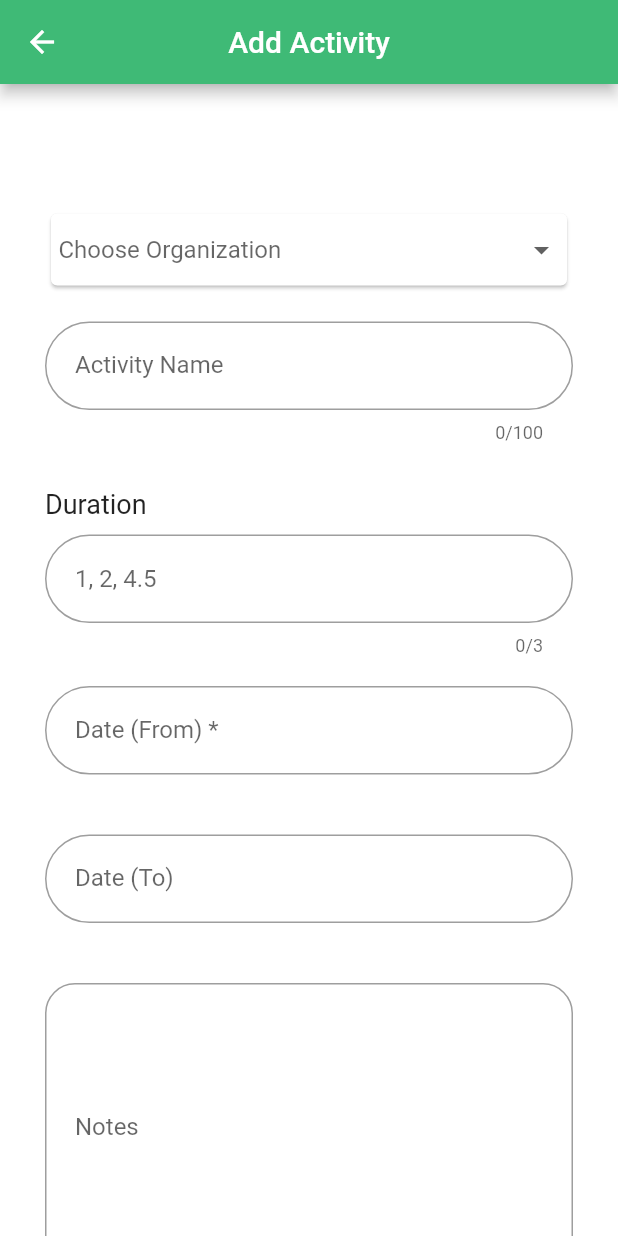
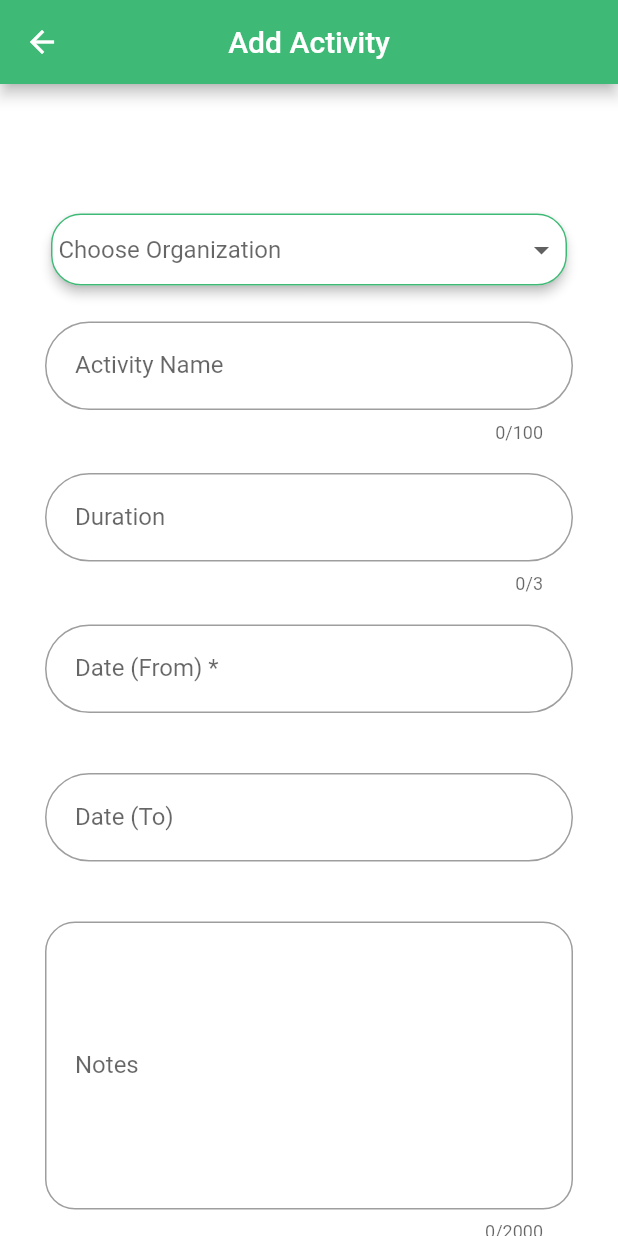
Before and after one commit to codingnft/volunteerpropel, a Flutter app: the screen it shows once a user with an empty profile is signed in, after a tap on "Add Activity", on a phone screen of 412 x 824 dp. Run offline on Flutter 3.47's test engine with Material 2 defaults, Android fonts, the phone set to English and light mode, and no system bars; our stand-ins replace cached_network_image, cloud_firestore, expandable, file_picker, firebase_auth, firebase_core and 7 more; missing offline and left inert: cloud_firestore_web, firebase_auth_web, firebase_core_web, firebase_database_web, firebase_storage_web, flutter_facebook_auth_web and 4 more; accounts and stored records are empty.

Commit message:
texfield removed just droppe down remains

```diff
--- a/lib/controller/home_controller.dart
+++ b/lib/controller/home_controller.dart
@@ -82,7 +82,7 @@ class HomeController extends GetxController {
   }
 
   Future<void> addActivity(BuildContext context,
-      {required String organizationId,
+      {required String? organizationId,
       required String orgName,
       required String? notes,
       required double hours,
--- a/lib/screens/add_activity_screen.dart
+++ b/lib/screens/add_activity_screen.dart
@@ -27,7 +27,7 @@ class _AddActivityScreenState extends State<AddActivityScreen> {
   final hoursCon = TextEditingController();
   final organizationSelected = TextEditingController();
   final homeController = Get.find<HomeController>();
-  bool isShowingDropDown = true;
+  // bool isShowingDropDown = true;
 
   int imageCount = 0;
 
@@ -78,18 +78,18 @@ class _AddActivityScreenState extends State<AddActivityScreen> {
                       SizedBox(
                         height: Get.height * 0.1,
                       ),
-                      isShowingDropDown &&
-                              organizationSelected.text != notInList
-                          ? Padding(
-                              padding:
-                                  const EdgeInsets.symmetric(horizontal: 30),
+                      Padding(
+                        padding: const EdgeInsets.symmetric(horizontal: 30),
                         child: Card(
+                          shape: RoundedRectangleBorder(
+                              side: BorderSide(color: mainColor),
+                              borderRadius: BorderRadius.circular(20)),
+                          elevation: 3,
                           child: Padding(
-                                  padding:
-                                      const EdgeInsets.symmetric(horizontal: 5),
+                            padding: const EdgeInsets.symmetric(horizontal: 5),
                             child: DropdownButton<String>(
-                                      value:
-                                          organizationSelected.text.isNotEmpty
+                                borderRadius: BorderRadius.circular(20),
+                                value: organizationSelected.text.isNotEmpty
                                     ? organizationSelected.text
                                     : null,
                                 isExpanded: true,
@@ -117,54 +117,55 @@ class _AddActivityScreenState extends State<AddActivityScreen> {
                                   setState(() {
                                     organizationSelected.text = val!;
                                     if (val == notInList) {
-                                            organizationSelected.text = "";
-                                            isShowingDropDown = false;
+                                      // organizationSelected.text = "";
+                                      // isShowingDropDown = false;
                                     }
                                   });
                                 }),
                           ),
                         ),
-                            )
-                          : Padding(
-                              padding: const EdgeInsets.symmetric(
-                                  horizontal: 30, vertical: 20),
-                              child: TextFormField(
-                                controller: organizationSelected,
-                                maxLength: 100,
-                                cursorColor: mainColor,
-                                decoration: InputDecoration(
-                                    suffixIcon: IconButton(
-                                      icon: const Icon(
-                                        Icons.arrow_drop_down,
                       ),
-                                      onPressed: () {
-                                        setState(() {
-                                          organizationSelected.text = "";
-                                          isShowingDropDown = true;
-                                        });
-                                      },
-                                    ),
-                                    label: const Text("Organization Name"),
-                                    contentPadding: const EdgeInsets.all(20),
-                                    floatingLabelStyle:
-                                        TextStyle(color: mainColor),
-                                    border: getInputBorder(),
-                                    focusedBorder: getInputBorder(),
-                                    disabledBorder: getInputBorder()),
-                              ),
-                            ),
+                      //  Padding(
+                      //     padding: const EdgeInsets.symmetric(
+                      //         horizontal: 30, vertical: 20),
+                      //     child: TextFormField(
+                      //       controller: organizationSelected,
+                      //       maxLength: 100,
+                      //       cursorColor: mainColor,
+                      //       decoration: InputDecoration(
+                      //           suffixIcon: IconButton(
+                      //             icon: const Icon(
+                      //               Icons.arrow_drop_down,
+                      //             ),
+                      //             onPressed: () {
+                      //               setState(() {
+                      //                 organizationSelected.text = "";
+                      //                 isShowingDropDown = true;
+                      //               });
+                      //             },
+                      //           ),
+                      //           label: const Text("Organization Name"),
+                      //           contentPadding: const EdgeInsets.all(20),
+                      //           floatingLabelStyle:
+                      //               TextStyle(color: mainColor),
+                      //           border: getInputBorder(),
+                      //           focusedBorder: getInputBorder(),
+                      //           disabledBorder: getInputBorder()),
+                      //     ),
+                      //   ),
                       Padding(
                         padding: const EdgeInsets.symmetric(
                             horizontal: 30, vertical: 20),
                         child: TextFormField(
                           controller: orgNameCon,
                           maxLength: 100,
-                          // validator: (value) {
-                          //   if (value == null || value.isEmpty) {
-                          //     return "Organization Name is required";
-                          //   }
-                          //   return null;
-                          // },
+                          validator: (value) {
+                            if (organizationSelected.text == notInList &&
+                                (value == null || value.isEmpty)) {
+                              return "Activity Name is required";
+                            }
+                            return null;
+                          },
                           cursorColor: mainColor,
                           decoration: InputDecoration(
                               label: const Text("Activity Name"),
@@ -192,17 +193,17 @@ class _AddActivityScreenState extends State<AddActivityScreen> {
                             //     ],
                             //   ),
                             // ),
-                            Padding(
-                              padding: const EdgeInsets.symmetric(vertical: 10),
-                              child: Row(
-                                children: const [
-                                  Text(
-                                    "Duration",
-                                    style: TextStyle(fontSize: 18),
-                                  )
-                                ],
-                              ),
-                            ),
+                            // Padding(
+                            //   padding: const EdgeInsets.symmetric(vertical: 10),
+                            //   child: Row(
+                            //     children: const [
+                            //       Text(
+                            //         "Duration",
+                            //         style: TextStyle(fontSize: 18),
+                            //       )
+                            //     ],
+                            //   ),
+                            // ),
                             TextFormField(
                               controller: hoursCon,
                               validator: (value) {
@@ -222,6 +223,7 @@ class _AddActivityScreenState extends State<AddActivityScreen> {
                               ],
                               decoration: InputDecoration(
                                   hintText: "1, 2, 4.5",
+                                  label: const Text("Duration"),
                                   contentPadding: const EdgeInsets.all(20),
                                   floatingLabelStyle:
                                       TextStyle(color: mainColor),
@@ -520,11 +522,11 @@ class _AddActivityScreenState extends State<AddActivityScreen> {
                       Padding(
                         padding: const EdgeInsets.symmetric(
                             vertical: 20, horizontal: 10),
-                        child: Column(
-                          mainAxisAlignment: MainAxisAlignment.end,
-                          crossAxisAlignment: CrossAxisAlignment.stretch,
+                        child: Row(
+                          mainAxisAlignment: MainAxisAlignment.start,
                           children: [
-                            ElevatedButton(
+                            Expanded(
+                              child: ElevatedButton(
                                 style: ElevatedButton.styleFrom(
                                   primary: mainColor,
                                   shape: RoundedRectangleBorder(
@@ -533,14 +535,19 @@ class _AddActivityScreenState extends State<AddActivityScreen> {
                                 ),
                                 onPressed: () {
                                   if (formKey.currentState!.validate()) {
-                                  if (organizationSelected.text.isEmpty) {
+                                    if (organizationSelected.text.isEmpty &&
+                                        orgNameCon.text.isEmpty) {
                                       showErrorDialogue(context,
                                           msg: "Organization is required");
                                       return;
                                     }
                                     homeController.addActivity(context,
                                         orgName: orgNameCon.text,
-                                      organizationId: organizationSelected.text,
+                                        organizationId:
+                                            organizationSelected.text ==
+                                                    notInList
+                                                ? null
+                                                : organizationSelected.text,
                                         hours:
                                             double.tryParse(hoursCon.text) ?? 1,
                                         notes: notesCon.text.isEmpty
@@ -554,12 +561,14 @@ class _AddActivityScreenState extends State<AddActivityScreen> {
                                   child: Text("Add Activity"),
                                 ),
                               ),
+                            ),
                             const SizedBox(
-                              height: 20,
+                              width: 30,
                             ),
-                            ElevatedButton(
+                            Expanded(
+                              child: ElevatedButton(
                                 style: ElevatedButton.styleFrom(
-                                primary: Colors.transparent,
+                                  primary: mainColor,
                                   shape: RoundedRectangleBorder(
                                       borderRadius: BorderRadius.circular(20),
                                       side: BorderSide(color: mainColor)),
@@ -571,7 +580,8 @@ class _AddActivityScreenState extends State<AddActivityScreen> {
                                   padding: EdgeInsets.all(15.0),
                                   child: Text(
                                     "Close",
-                                  style: TextStyle(color: Colors.black),
+                                    // style: TextStyle(color: Colors.black),
+                                  ),
                                 ),
                               ),
                             ),
--- a/lib/screens/home_screen.dart
+++ b/lib/screens/home_screen.dart
@@ -63,16 +63,14 @@ class _HomeScreenState extends State<HomeScreen> {
 
     return Scaffold(
       backgroundColor: Colors.white, //Colors.grey.withOpacity(0.2),
-      appBar: PreferredSize(
-        preferredSize: const Size.fromHeight(80.0),
-        child: AppBar(
+      appBar: AppBar(
         backgroundColor: mainColor,
-          leading: const Image(
-            image: AssetImage("assets/vol.png"),
-          ),
+        // leading: const Image(
+        //   image: AssetImage("assets/vol.png"),
+        // ),
         title: const Text("My Activites"),
         centerTitle: true,
-          leadingWidth: Get.width * 0.3,
+        // leadingWidth: Get.width * 0.3,
         actions: [
           Padding(
             padding: const EdgeInsets.only(right: 40),
@@ -89,7 +87,6 @@ class _HomeScreenState extends State<HomeScreen> {
             ),
           ),
         ],
-        ),
       ),
       body: GetBuilder<HomeController>(builder: (ss) {
         return homeController.isLoading
--- a/lib/util/dialogues/summary_dialogue.dart
+++ b/lib/util/dialogues/summary_dialogue.dart
@@ -91,7 +91,7 @@ void summaryDialogue(BuildContext context) {
                                   padding: const EdgeInsets.symmetric(
                                       vertical: 10, horizontal: 20),
                                   child: Text(
-                                    "Congratulations! You volunteered ${homeController.allActivities.length} times and accumulated ${getHoursSum(homeController.allActivities).toString()} volunteering hours since joining our platform since ${getFormattedDate(Get.find<AuthController>().currentUser!.dateJoined.toDate())}",
+                                    "Congratulations! You volunteered ${homeController.allActivities.length} times and accumulated ${getHoursSum(homeController.allActivities).toString()} volunteering hours since joining our platform on ${getFormattedDate(Get.find<AuthController>().currentUser!.dateJoined.toDate())}",
                                     style: summaryTitle,
                                     textAlign: TextAlign.center,
                                   ),
```
Also changed, not shown: lib/screens/edit_activity_screen.dart (+103 -85 lines), lib/widgets/home_screen/activity_card2.dart (+10 -6 lines), 2 other files. Lines whose indentation alone changed are shown as unchanged.
